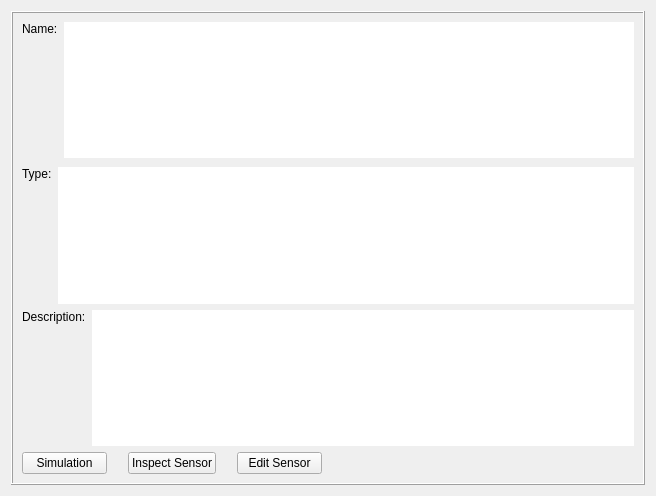
Above: src/View/infowidget.ui from MatteoMazzotti0/EngineChart before the change. Below: the same form after it.
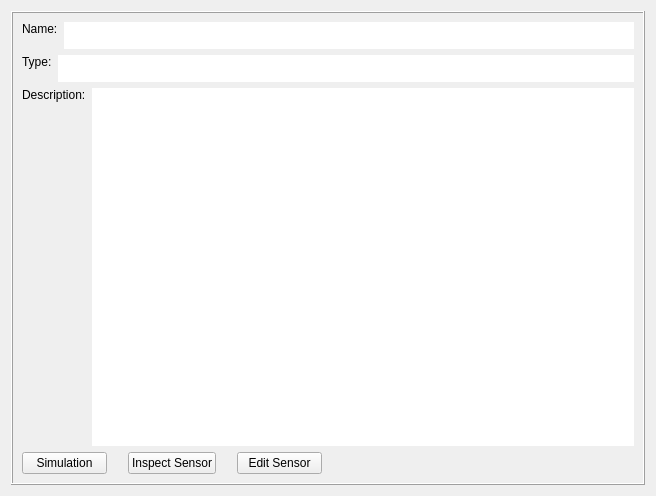
That is the form after the change.

Commit message: Fixato layout infowidget

Diff of the .ui file:
```diff
--- a/src/View/infowidget.ui
+++ b/src/View/infowidget.ui
@@ -54,36 +54,42 @@
      </property>
      <layout class="QVBoxLayout" name="verticalLayout">
       <item>
-       <layout class="QHBoxLayout" name="horizontalLayout_name">
-        <property name="sizeConstraint">
-         <enum>QLayout::SizeConstraint::SetMaximumSize</enum>
-        </property>
+       <layout class="QHBoxLayout" name="horizontalLayout">
         <item>
          <widget class="QLabel" name="NameLabel">
           <property name="sizePolicy">
-           <sizepolicy hsizetype="Preferred" vsizetype="Expanding">
+           <sizepolicy hsizetype="Preferred" vsizetype="Fixed">
             <horstretch>0</horstretch>
             <verstretch>0</verstretch>
            </sizepolicy>
           </property>
+          <property name="minimumSize">
+           <size>
+            <width>0</width>
+            <height>27</height>
+           </size>
+          </property>
           <property name="maximumSize">
            <size>
             <width>16777215</width>
-            <height>16777215</height>
+            <height>27</height>
            </size>
           </property>
           <property name="text">
            <string>Name:</string>
           </property>
           <property name="alignment">
-           <set>Qt::AlignmentFlag::AlignLeading|Qt::AlignmentFlag::AlignLeft|Qt::AlignmentFlag::AlignTop</set>
+           <set>Qt::AlignLeading|Qt::AlignLeft|Qt::AlignTop</set>
+          </property>
+          <property name="margin">
+           <number>3</number>
           </property>
          </widget>
         </item>
         <item>
          <widget class="QTextEdit" name="NameDisplay">
           <property name="sizePolicy">
-           <sizepolicy hsizetype="Expanding" vsizetype="Expanding">
+           <sizepolicy hsizetype="Expanding" vsizetype="Fixed">
             <horstretch>0</horstretch>
             <verstretch>0</verstretch>
            </sizepolicy>
@@ -97,7 +103,7 @@
           <property name="maximumSize">
            <size>
             <width>16777215</width>
-            <height>16777215</height>
+            <height>27</height>
            </size>
           </property>
           <property name="frameShape">
@@ -131,35 +137,19 @@
 hr { height: 1px; border-width: 0; }
 li.unchecked::marker { content: &quot;\2610&quot;; }
 li.checked::marker { content: &quot;\2612&quot;; }
-&lt;/style&gt;&lt;/head&gt;&lt;body style=&quot; font-family:'Noto Sans'; font-size:10pt; font-weight:400; font-style:normal;&quot;&gt;
-&lt;p style=&quot;-qt-paragraph-type:empty; margin-top:0px; margin-bottom:0px; margin-left:0px; margin-right:0px; -qt-block-indent:0; text-indent:0px; font-family:'Segoe UI'; font-size:9pt;&quot;&gt;&lt;br /&gt;&lt;/p&gt;&lt;/body&gt;&lt;/html&gt;</string>
+&lt;/style&gt;&lt;/head&gt;&lt;body style=&quot; font-family:'Segoe UI'; font-size:9pt; font-weight:400; font-style:normal;&quot;&gt;
+&lt;p style=&quot;-qt-paragraph-type:empty; margin-top:0px; margin-bottom:0px; margin-left:0px; margin-right:0px; -qt-block-indent:0; text-indent:0px;&quot;&gt;&lt;br /&gt;&lt;/p&gt;&lt;/body&gt;&lt;/html&gt;</string>
           </property>
          </widget>
         </item>
        </layout>
       </item>
       <item>
-       <spacer name="verticalSpacer_3">
-        <property name="orientation">
-         <enum>Qt::Orientation::Vertical</enum>
-        </property>
-        <property name="sizeType">
-         <enum>QSizePolicy::Policy::Fixed</enum>
-        </property>
-        <property name="sizeHint" stdset="0">
-         <size>
-          <width>20</width>
-          <height>3</height>
-         </size>
-        </property>
-       </spacer>
-      </item>
-      <item>
-       <layout class="QHBoxLayout" name="horizontalLayout_type">
+       <layout class="QHBoxLayout" name="horizontalLayout_2">
         <item>
          <widget class="QLabel" name="TypeLabel">
           <property name="sizePolicy">
-           <sizepolicy hsizetype="Preferred" vsizetype="Expanding">
+           <sizepolicy hsizetype="Preferred" vsizetype="Fixed">
             <horstretch>0</horstretch>
             <verstretch>0</verstretch>
            </sizepolicy>
@@ -173,21 +163,24 @@
           <property name="maximumSize">
            <size>
             <width>16777215</width>
-            <height>16777215</height>
+            <height>27</height>
            </size>
           </property>
           <property name="text">
            <string>Type:</string>
           </property>
           <property name="alignment">
-           <set>Qt::AlignmentFlag::AlignLeading|Qt::AlignmentFlag::AlignLeft|Qt::AlignmentFlag::AlignTop</set>
+           <set>Qt::AlignLeading|Qt::AlignLeft|Qt::AlignTop</set>
+          </property>
+          <property name="margin">
+           <number>3</number>
           </property>
          </widget>
         </item>
         <item>
          <widget class="QTextEdit" name="TypeDisplay">
           <property name="sizePolicy">
-           <sizepolicy hsizetype="Expanding" vsizetype="Expanding">
+           <sizepolicy hsizetype="Expanding" vsizetype="Fixed">
             <horstretch>0</horstretch>
             <verstretch>0</verstretch>
            </sizepolicy>
@@ -201,7 +194,7 @@
           <property name="maximumSize">
            <size>
             <width>16777215</width>
-            <height>16777215</height>
+            <height>27</height>
            </size>
           </property>
           <property name="frameShape">
@@ -230,7 +223,7 @@
        </layout>
       </item>
       <item>
-       <layout class="QHBoxLayout" name="horizontalLayout">
+       <layout class="QHBoxLayout" name="horizontalLayout_3">
         <item>
          <widget class="QLabel" name="label">
           <property name="sizePolicy">
@@ -239,11 +232,20 @@
             <verstretch>0</verstretch>
            </sizepolicy>
           </property>
+          <property name="minimumSize">
+           <size>
+            <width>0</width>
+            <height>27</height>
+           </size>
+          </property>
           <property name="text">
            <string>Description:</string>
           </property>
           <property name="alignment">
-           <set>Qt::AlignmentFlag::AlignLeading|Qt::AlignmentFlag::AlignLeft|Qt::AlignmentFlag::AlignTop</set>
+           <set>Qt::AlignLeading|Qt::AlignLeft|Qt::AlignTop</set>
+          </property>
+          <property name="margin">
+           <number>4</number>
           </property>
          </widget>
         </item>
```
Left out of the diff: 54 changed lines with no effect on the pictures.
